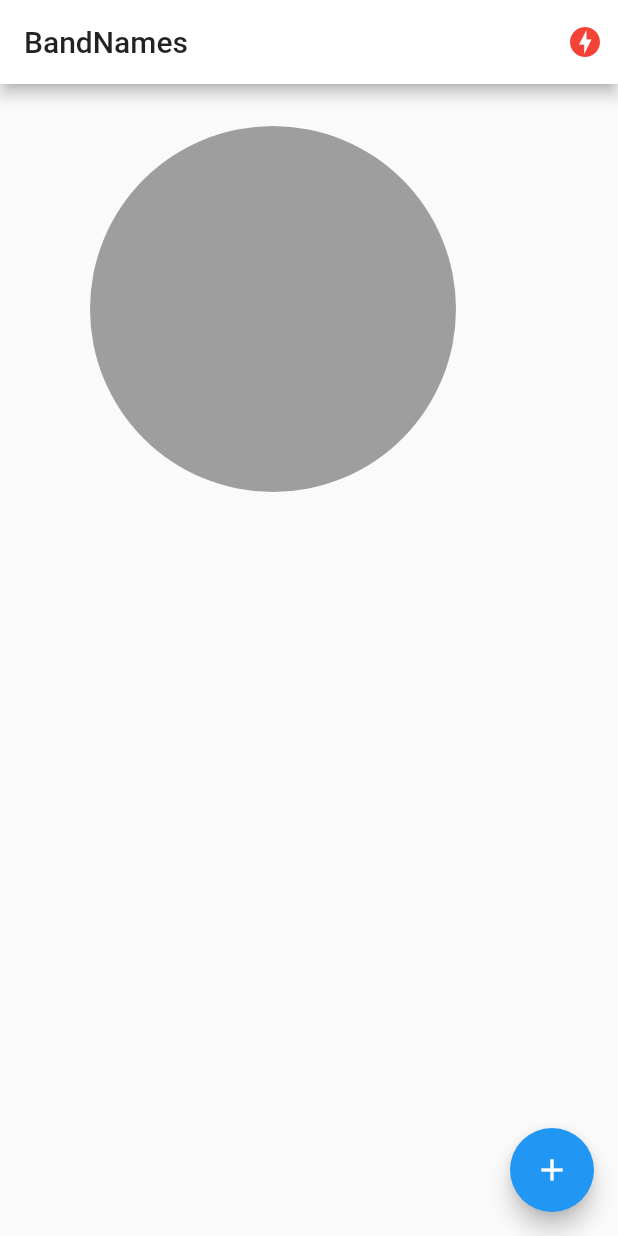
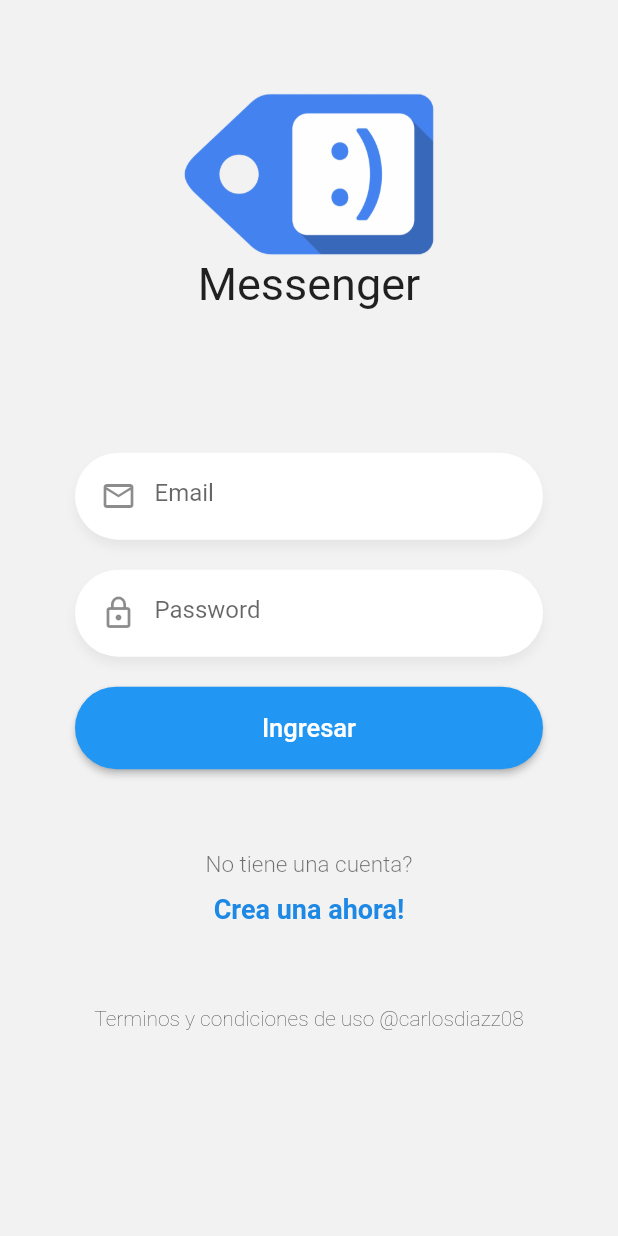
Before and after one commit to carlosdiazz/flutter_bandNames, a Flutter app: the screen it shows after launch, on a phone screen of 412 x 824 dp. Run offline on Flutter 3.47's test engine with Material 2 defaults, Android fonts, the phone set to English and light mode, and no system bars; drawn by our look-alikes of pie_chart; our stand-ins replace socket_io_client.

Commit message:
Capitulo 6 listo

```diff
--- a/lib/main.dart
+++ b/lib/main.dart
@@ -19,7 +19,7 @@ class MyApp extends StatelessWidget {
       child: MaterialApp(
         debugShowCheckedModeBanner: false,
         title: 'Material App',
-        initialRoute: AppRoute.homeScreen,
+        initialRoute: AppRoute.loginScreen,
         routes: AppRoute.routes,
       ),
     );
--- a/lib/router/app_router.dart
+++ b/lib/router/app_router.dart
@@ -2,11 +2,25 @@ import 'package:flutter/material.dart';
 import 'package:flutter_bandnames/screen/screen.dart';
 
 class AppRoute {
-  static const homeScreen = "home_screen";
+  static const homeBanScreen = "homeBanScreen";
   static const statusScreen = "statusScreen";
 
+  static const chatScreen = "chatScreen";
+  static const loadingScreen = "loadingScreen";
+  static const loginScreen = "loginScreen";
+  static const registerScreen = "registerScreen";
+  static const usuariosScreen = "usuariosScreen";
+
   static Map<String, Widget Function(BuildContext)> routes = {
-    homeScreen: (context) => const HomeScreen(),
-    statusScreen: (p0) => const StatusScreen()
+    //VIEJOS
+    homeBanScreen: (context) => const HomeBanScreen(),
+    statusScreen: (context) => const StatusScreen(),
+
+    //NUEVOS
+    chatScreen: (context) => const ChatScreen(),
+    loadingScreen: (context) => const LoadingScreen(),
+    loginScreen: (context) => const LoginScreen(),
+    registerScreen: (context) => const RegisterScreen(),
+    usuariosScreen: (context) => const UsuariosScreen(),
   };
 }
--- a/lib/screen/home_screen.dart
+++ b/lib/screen/home_screen_band.dart
@@ -8,14 +8,14 @@ import 'package:flutter_bandnames/services/socket_service.dart';
 import 'package:pie_chart/pie_chart.dart';
 import 'package:provider/provider.dart';
 
-class HomeScreen extends StatefulWidget {
-  const HomeScreen({super.key});
+class HomeBanScreen extends StatefulWidget {
+  const HomeBanScreen({super.key});
 
   @override
-  State<HomeScreen> createState() => _HomeScreenState();
+  State<HomeBanScreen> createState() => _HomeBanScreenState();
 }
 
-class _HomeScreenState extends State<HomeScreen> {
+class _HomeBanScreenState extends State<HomeBanScreen> {
   List<BandModel> bands = [];
 
   @override
@@ -50,7 +50,7 @@ class _HomeScreenState extends State<HomeScreen> {
                     Icons.check_circle,
                     color: Colors.blue[300],
                   )
-                : Icon(
+                : const Icon(
                     Icons.offline_bolt,
                     color: Colors.red,
                   ),
@@ -182,6 +182,10 @@ class _HomeScreenState extends State<HomeScreen> {
   Widget _showGraph() {
     Map<String, double> dataMap = {};
 
+    if (bands.isEmpty) {
+      return const CircularProgressIndicator();
+    }
+
     bands.forEach(
       (element) {
         dataMap[element.name] = element.votes.toDouble();
@@ -189,7 +193,7 @@ class _HomeScreenState extends State<HomeScreen> {
     );
 
     return Container(
-        padding: EdgeInsets.all(20),
+        padding: const EdgeInsets.all(20),
         width: double.infinity,
         height: 300,
         child: PieChart(
--- /dev/null
+++ b/lib/screen/login_pages.dart
@@ -0,0 +1,78 @@
+import 'package:flutter/material.dart';
+import 'package:flutter_bandnames/router/app_router.dart';
+import 'package:flutter_bandnames/widgets/widgets.dart';
+
+class LoginScreen extends StatelessWidget {
+  const LoginScreen({super.key});
+
+  @override
+  Widget build(BuildContext context) {
+    return Scaffold(
+        backgroundColor: const Color(0xffF2F2F2),
+        body: SafeArea(
+          child: SingleChildScrollView(
+            physics:
+                const BouncingScrollPhysics(), //Con esto hago un rebote en todos los dipositivos
+            child: Container(
+              height: MediaQuery.of(context).size.height * 0.9,
+              child: Column(
+                mainAxisAlignment: MainAxisAlignment.spaceEvenly,
+                children: [
+                  const LogoLogin(titulo: "Messenger"),
+                  _Form(),
+                  const LabelsLogin(
+                      ruta: AppRoute.registerScreen,
+                      text1: "No tiene una cuenta?",
+                      text2: "Crea una ahora!"),
+                  const Text(
+                    "Terminos y condiciones de uso @carlosdiazz08",
+                    style: TextStyle(fontWeight: FontWeight.w200),
+                  )
+                ],
+              ),
+            ),
+          ),
+        ));
+  }
+}
+
+class _Form extends StatefulWidget {
+  //const _Form({super.key});
+
+  @override
+  State<_Form> createState() => _FormState();
+}
+
+class _FormState extends State<_Form> {
+  final emailCtrl = TextEditingController();
+  final passwordCtrl = TextEditingController();
+
+  @override
+  Widget build(BuildContext context) {
+    return Container(
+      margin: const EdgeInsets.only(top: 40),
+      padding: const EdgeInsets.symmetric(horizontal: 50),
+      child: Column(children: [
+        CustomInput(
+            icon: Icons.email_outlined,
+            isPassword: false,
+            keyboardType: TextInputType.emailAddress,
+            placeholder: "Email",
+            textController: emailCtrl),
+        CustomInput(
+            icon: Icons.lock_outline,
+            isPassword: true,
+            keyboardType: TextInputType.name,
+            placeholder: "Password",
+            textController: passwordCtrl),
+        //TextField(),
+        BtnAzul(
+          onPressed: () {
+            print(passwordCtrl.text);
+          },
+          text: "Ingresar",
+        )
+      ]),
+    );
+  }
+}
--- a/lib/services/socket_service.dart
+++ b/lib/services/socket_service.dart
@@ -19,7 +19,8 @@ class SocketService with ChangeNotifier {
 
     // Dart client
     _socket = IO.io(
-        'http://localhost:4000',
+        //'http://localhost:4000',
+        "https://nestpruebasocket-production.up.railway.app/",
         IO.OptionBuilder()
             .setTransports(['websocket']) //1 for Flutter or Dart VM
             .disableAutoConnect() // disable auto-connection
--- /dev/null
+++ b/lib/widgets/btn_azul.dart
@@ -0,0 +1,27 @@
+import 'package:flutter/material.dart';
+
+class BtnAzul extends StatelessWidget {
+  const BtnAzul({super.key, required this.onPressed, required this.text});
+  final Function() onPressed;
+  final String text;
+
+  @override
+  Widget build(BuildContext context) {
+    return MaterialButton(
+        elevation: 2,
+        highlightElevation: 5,
+        color: Colors.blue,
+        shape: const StadiumBorder(),
+        onPressed: onPressed,
+        child: SizedBox(
+          width: double.infinity,
+          height: 55,
+          child: Center(
+            child: Text(
+              text,
+              style: TextStyle(color: Colors.white, fontSize: 17),
+            ),
+          ),
+        ));
+  }
+}
--- /dev/null
+++ b/lib/widgets/custom_input.dart
@@ -0,0 +1,45 @@
+import 'package:flutter/material.dart';
+
+class CustomInput extends StatelessWidget {
+  const CustomInput(
+      {super.key,
+      required this.icon,
+      required this.placeholder,
+      required this.textController,
+      required this.keyboardType,
+      required this.isPassword});
+
+  final IconData icon;
+  final String placeholder;
+  final TextEditingController textController;
+  final TextInputType keyboardType;
+  final bool isPassword;
+
+  @override
+  Widget build(BuildContext context) {
+    return Container(
+      padding: const EdgeInsets.only(top: 5, left: 5, bottom: 5, right: 20),
+      margin: const EdgeInsets.only(bottom: 20),
+      decoration: BoxDecoration(
+          color: Colors.white,
+          borderRadius: BorderRadius.circular(30),
+          boxShadow: <BoxShadow>[
+            BoxShadow(
+                color: Colors.black.withOpacity(0.05),
+                offset: const Offset(0, 5),
+                blurRadius: 5)
+          ]),
+      child: TextField(
+        controller: textController,
+        autocorrect: false,
+        keyboardType: keyboardType,
+        obscureText: isPassword,
+        decoration: InputDecoration(
+            prefixIcon: Icon(icon),
+            focusedBorder: InputBorder.none,
+            border: InputBorder.none,
+            hintText: placeholder),
+      ),
+    );
+  }
+}
--- /dev/null
+++ b/lib/widgets/labels_login.dart
@@ -0,0 +1,41 @@
+import 'package:flutter/material.dart';
+
+class LabelsLogin extends StatelessWidget {
+  const LabelsLogin(
+      {super.key,
+      required this.ruta,
+      required this.text1,
+      required this.text2});
+
+  final String ruta;
+  final String text1;
+  final String text2;
+
+  @override
+  Widget build(BuildContext context) {
+    return Container(
+      child: Column(children: [
+        Text(
+          text1,
+          style: const TextStyle(
+              color: Colors.black54, fontSize: 15, fontWeight: FontWeight.w300),
+        ),
+        const SizedBox(
+          height: 10,
+        ),
+        GestureDetector(
+          onTap: () {
+            Navigator.pushReplacementNamed(context, ruta);
+          },
+          child: Text(
+            text2,
+            style: TextStyle(
+                color: Colors.blue[600],
+                fontSize: 18,
+                fontWeight: FontWeight.bold),
+          ),
+        )
+      ]),
+    );
+  }
+}
--- /dev/null
+++ b/lib/widgets/logo_login.dart
@@ -0,0 +1,23 @@
+import 'package:flutter/material.dart';
+
+class LogoLogin extends StatelessWidget {
+  const LogoLogin({super.key, required this.titulo});
+  final String titulo;
+
+  @override
+  Widget build(BuildContext context) {
+    return Center(
+        child: SizedBox(
+      width: 170,
+      child: Column(
+        children: [
+          const Image(image: AssetImage('assets/img/tag-logo.png')),
+          Text(
+            titulo,
+            style: const TextStyle(fontSize: 30),
+          )
+        ],
+      ),
+    ));
+  }
+}
--- /dev/null
+++ b/lib/widgets/widgets.dart
@@ -0,0 +1,6 @@
+export 'package:flutter_bandnames/widgets/btn_azul.dart';
+
+export 'package:flutter_bandnames/widgets/labels_login.dart';
+
+export 'package:flutter_bandnames/widgets/logo_login.dart';
+export 'package:flutter_bandnames/widgets/custom_input.dart';
--- a/pubspec.yaml
+++ b/pubspec.yaml
@@ -62,8 +62,8 @@ flutter:
   uses-material-design: true
 
   # To add assets to your application, add an assets section, like this:
-  # assets:
-  #   - images/a_dot_burr.jpeg
+  assets:
+    - assets/img/
   #   - images/a_dot_ham.jpeg
 
   # An image asset can refer to one or more resolution-specific "variants", see
```
Also changed, not shown: lib/screen/chat_screen.dart (added, +14 -0 lines), lib/screen/loading_page.dart (added, +16 -0 lines), lib/screen/register_pages.dart (added, +88 -0 lines), lib/screen/screen.dart (+8 -2 lines), lib/screen/usuarios_screen.dart (added, +14 -0 lines), assets/img/tag-logo.png (added).
